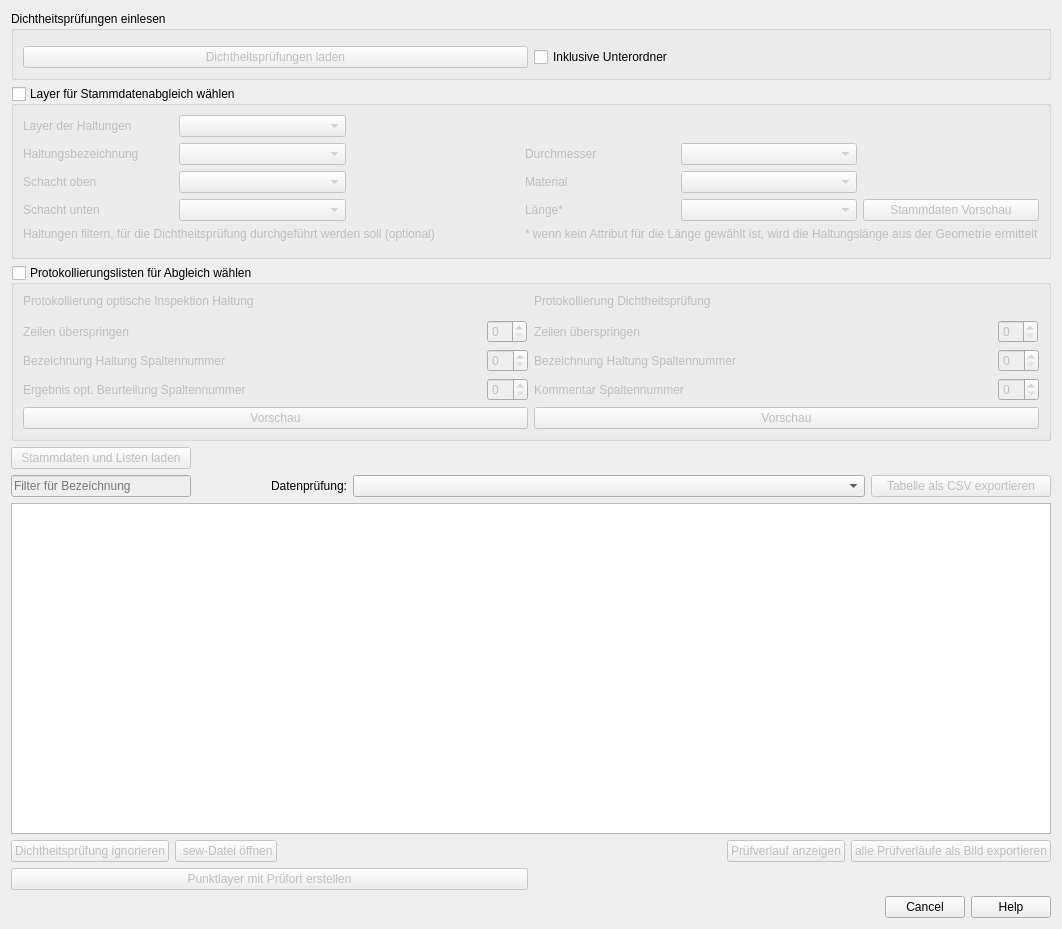
First picture: the form in dp_checker_dialog_base.ui, repository a-matz/dp_checker, before the edit.
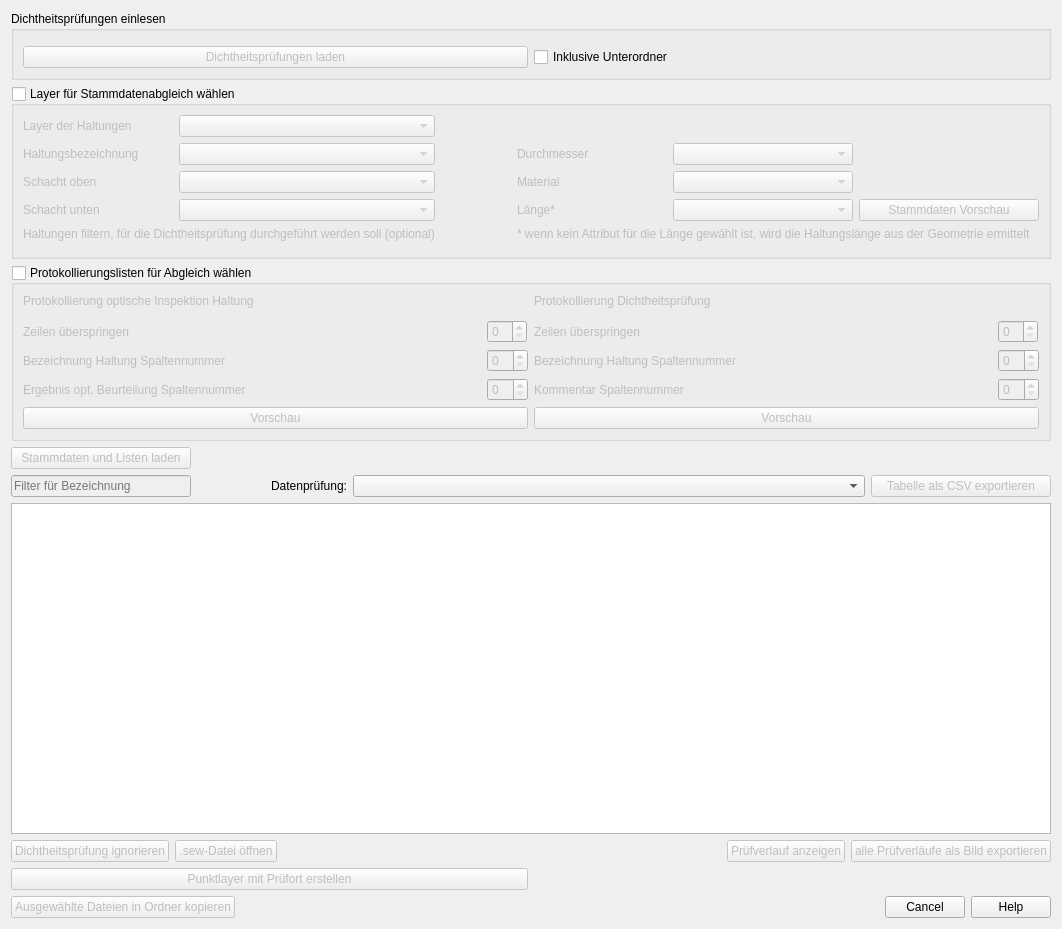
Second picture: the form after the edit. Custom widgets are drawn as their Qt base class.

Commit message: add filter for file copy

```diff
--- a/dp_checker_dialog_base.ui
+++ b/dp_checker_dialog_base.ui
@@ -57,7 +57,10 @@
     </widget>
    </item>
    <item>
-    <widget class="QGroupBox" name="group_base_data">
+    <widget class="QgsCollapsibleGroupBox" name="group_base_data">
+     <property name="enabled">
+      <bool>true</bool>
+     </property>
      <property name="title">
       <string>Layer für Stammdatenabgleich wählen</string>
      </property>
@@ -67,38 +70,48 @@
      <property name="checked">
       <bool>false</bool>
      </property>
-     <layout class="QGridLayout" name="gridLayout">
-      <item row="1" column="3">
-       <widget class="QLabel" name="label_5">
-        <property name="maximumSize">
+     <layout class="QGridLayout" name="gridLayout_8">
+      <item row="3" column="1">
+       <widget class="QgsFieldComboBox" name="combobox_bisSchacht">
+        <property name="allowEmptyFieldName">
+         <bool>true</bool>
+        </property>
+       </widget>
+      </item>
+      <item row="3" column="0">
+       <widget class="QLabel" name="label_3">
+        <property name="text">
+         <string>Schacht unten</string>
+        </property>
+       </widget>
+      </item>
+      <item row="0" column="2">
+       <spacer name="horizontalSpacer_2">
+        <property name="orientation">
+         <enum>Qt::Horizontal</enum>
+        </property>
+        <property name="sizeType">
+         <enum>QSizePolicy::Maximum</enum>
+        </property>
+        <property name="sizeHint" stdset="0">
          <size>
-          <width>150</width>
-          <height>16777215</height>
+          <width>70</width>
+          <height>20</height>
          </size>
         </property>
-        <property name="text">
-         <string>Durchmesser</string>
-        </property>
-       </widget>
+       </spacer>
       </item>
-      <item row="3" column="0">
-       <widget class="QLabel" name="label_4">
-        <property name="text">
-         <string>Schacht oben</string>
-        </property>
-       </widget>
-      </item>
-      <item row="4" column="3">
+      <item row="3" column="3">
        <widget class="QLabel" name="label_6">
         <property name="text">
          <string>Länge*</string>
         </property>
        </widget>
       </item>
-      <item row="3" column="1">
-       <widget class="QgsFieldComboBox" name="combobox_vonSchacht">
-        <property name="allowEmptyFieldName">
-         <bool>true</bool>
+      <item row="4" column="3" colspan="3">
+       <widget class="QLabel" name="label_18">
+        <property name="text">
+         <string>* wenn kein Attribut für die Länge gewählt ist, wird die Haltungslänge aus der Geometrie ermittelt</string>
         </property>
        </widget>
       </item>
@@ -109,20 +122,10 @@
         </property>
        </widget>
       </item>
-      <item row="4" column="1">
-       <widget class="QgsFieldComboBox" name="combobox_bisSchacht">
-        <property name="allowEmptyFieldName">
-         <bool>true</bool>
-        </property>
-       </widget>
-      </item>
-      <item row="7" column="0" colspan="6">
-       <widget class="QgsFieldExpressionWidget" name="reach_expression"/>
-      </item>
-      <item row="3" column="4">
-       <widget class="QgsFieldComboBox" name="combobox_material">
-        <property name="allowEmptyFieldName">
-         <bool>true</bool>
+      <item row="2" column="0">
+       <widget class="QLabel" name="label_4">
+        <property name="text">
+         <string>Schacht oben</string>
         </property>
        </widget>
       </item>
@@ -133,6 +136,41 @@
         </property>
        </widget>
       </item>
+      <item row="4" column="0" colspan="2">
+       <widget class="QLabel" name="label_17">
+        <property name="text">
+         <string>Haltungen filtern, für die Dichtheitsprüfung durchgeführt werden soll (optional)</string>
+        </property>
+       </widget>
+      </item>
+      <item row="2" column="3">
+       <widget class="QLabel" name="label_7">
+        <property name="text">
+         <string>Material</string>
+        </property>
+       </widget>
+      </item>
+      <item row="1" column="1">
+       <widget class="QgsFieldComboBox" name="combobox_haltungnr">
+        <property name="allowEmptyFieldName">
+         <bool>true</bool>
+        </property>
+       </widget>
+      </item>
+      <item row="2" column="4">
+       <widget class="QgsFieldComboBox" name="combobox_material">
+        <property name="allowEmptyFieldName">
+         <bool>true</bool>
+        </property>
+       </widget>
+      </item>
+      <item row="2" column="1">
+       <widget class="QgsFieldComboBox" name="combobox_vonSchacht">
+        <property name="allowEmptyFieldName">
+         <bool>true</bool>
+        </property>
+       </widget>
+      </item>
       <item row="1" column="0">
        <widget class="QLabel" name="label_2">
         <property name="maximumSize">
@@ -146,7 +184,7 @@
         </property>
        </widget>
       </item>
-      <item row="4" column="5">
+      <item row="3" column="5">
        <widget class="QPushButton" name="button_load_base_data">
         <property name="enabled">
          <bool>false</bool>
@@ -159,15 +197,8 @@
         </property>
        </widget>
       </item>
-      <item row="4" column="0">
-       <widget class="QLabel" name="label_3">
-        <property name="text">
-         <string>Schacht unten</string>
-        </property>
-       </widget>
-      </item>
-      <item row="1" column="1">
-       <widget class="QgsFieldComboBox" name="combobox_haltungnr">
+      <item row="3" column="4">
+       <widget class="QgsFieldComboBox" name="combobox_laenge">
         <property name="allowEmptyFieldName">
          <bool>true</bool>
         </property>
@@ -180,49 +211,21 @@
         </property>
        </widget>
       </item>
-      <item row="4" column="4">
-       <widget class="QgsFieldComboBox" name="combobox_laenge">
-        <property name="allowEmptyFieldName">
-         <bool>true</bool>
-        </property>
-       </widget>
-      </item>
-      <item row="3" column="3">
-       <widget class="QLabel" name="label_7">
-        <property name="text">
-         <string>Material</string>
-        </property>
-       </widget>
-      </item>
-      <item row="1" column="2">
-       <spacer name="horizontalSpacer_2">
-        <property name="orientation">
-         <enum>Qt::Horizontal</enum>
-        </property>
-        <property name="sizeType">
-         <enum>QSizePolicy::Maximum</enum>
-        </property>
-        <property name="sizeHint" stdset="0">
+      <item row="1" column="3">
+       <widget class="QLabel" name="label_5">
+        <property name="maximumSize">
          <size>
-          <width>70</width>
-          <height>20</height>
+          <width>150</width>
+          <height>16777215</height>
          </size>
         </property>
-       </spacer>
-      </item>
-      <item row="6" column="0" colspan="3">
-       <widget class="QLabel" name="label_17">
         <property name="text">
-         <string>Haltungen filtern, für die Dichtheitsprüfung durchgeführt werden soll (optional)</string>
+         <string>Durchmesser</string>
         </property>
        </widget>
       </item>
-      <item row="6" column="3" colspan="3">
-       <widget class="QLabel" name="label_18">
-        <property name="text">
-         <string>* wenn kein Attribut für die Länge gewählt ist, wird die Haltungslänge aus der Geometrie ermittelt</string>
-        </property>
-       </widget>
+      <item row="5" column="0" colspan="6">
+       <widget class="QgsFieldExpressionWidget" name="reach_expression"/>
       </item>
      </layout>
     </widget>
@@ -539,18 +542,47 @@
     </layout>
    </item>
    <item>
-    <widget class="QDialogButtonBox" name="button_box">
-     <property name="orientation">
-      <enum>Qt::Horizontal</enum>
+    <layout class="QHBoxLayout" name="horizontalLayout">
+     <property name="topMargin">
+      <number>0</number>
      </property>
-     <property name="standardButtons">
-      <set>QDialogButtonBox::Cancel|QDialogButtonBox::Help</set>
-     </property>
-    </widget>
+     <item>
+      <widget class="QPushButton" name="button_copy_files">
+       <property name="enabled">
+        <bool>false</bool>
+       </property>
+       <property name="minimumSize">
+        <size>
+         <width>150</width>
+         <height>0</height>
+        </size>
+       </property>
+       <property name="text">
+        <string>Ausgewählte Dateien in Ordner kopieren</string>
+       </property>
+      </widget>
+     </item>
+     <item>
+      <widget class="QDialogButtonBox" name="button_box">
+       <property name="orientation">
+        <enum>Qt::Horizontal</enum>
+       </property>
+       <property name="standardButtons">
+        <set>QDialogButtonBox::Cancel|QDialogButtonBox::Help</set>
+       </property>
+      </widget>
+     </item>
+    </layout>
    </item>
   </layout>
  </widget>
  <customwidgets>
+  <customwidget>
+   <class>QgsCollapsibleGroupBox</class>
+   <extends>QGroupBox</extends>
+   <header>qgscollapsiblegroupbox.h</header>
+   <container>1</container>
+  </customwidget>
   <customwidget>
    <class>QgsFieldComboBox</class>
    <extends>QComboBox</extends>
```
Left out of the diff: 181 changed lines with no effect on the pictures. The commit also changes 1 other file.
